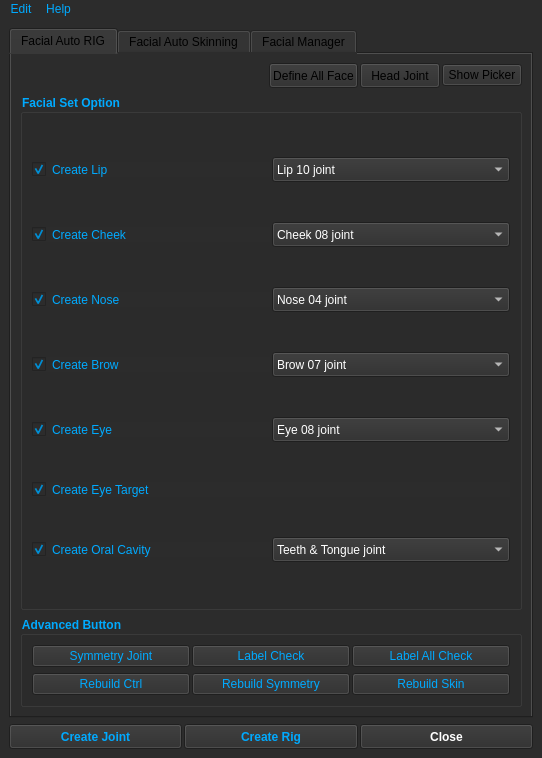
wevet/MAYA_Module, file Maya_Modules/Modules/FaceRigger/ui/Facial_Rig.ui: the form before one commit.
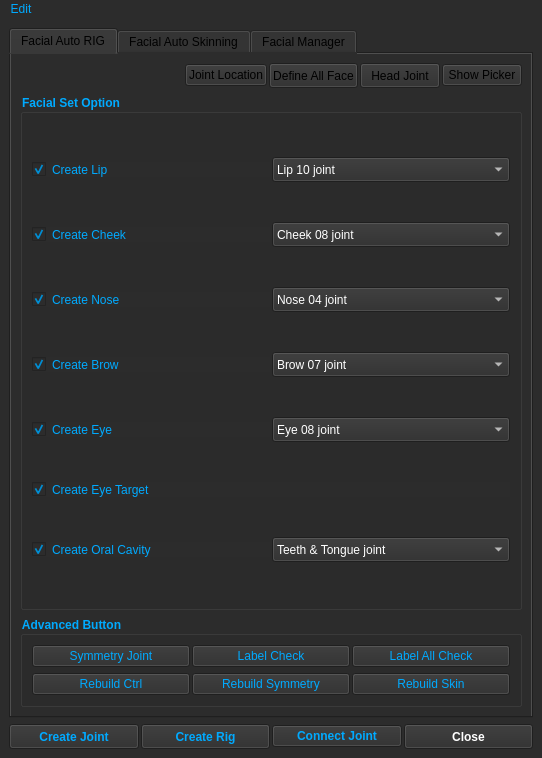
The form after the commit.

Patch:
```diff
--- a/Maya_Modules/Modules/FaceRigger/ui/Facial_Rig.ui
+++ b/Maya_Modules/Modules/FaceRigger/ui/Facial_Rig.ui
@@ -79,6 +79,13 @@
             </property>
            </spacer>
           </item>
+          <item>
+           <widget class="QPushButton" name="JointLocationBtn">
+            <property name="text">
+             <string>Joint Location</string>
+            </property>
+           </widget>
+          </item>
           <item>
            <widget class="QPushButton" name="TopolDefineBtn">
             <property name="sizePolicy">
@@ -2150,6 +2157,22 @@
         </property>
        </widget>
       </item>
+      <item>
+       <widget class="QPushButton" name="Connect_jnt_Btn">
+        <property name="font">
+         <font>
+          <weight>75</weight>
+          <bold>true</bold>
+         </font>
+        </property>
+        <property name="styleSheet">
+         <string notr="true">color: rgb(0, 170, 255);</string>
+        </property>
+        <property name="text">
+         <string>Connect Joint</string>
+        </property>
+       </widget>
+      </item>
       <item>
        <widget class="QPushButton" name="closeBtn">
         <property name="minimumSize">
@@ -2177,6 +2200,9 @@
    </layout>
   </widget>
   <widget class="QMenuBar" name="menuBar">
+   <property name="enabled">
+    <bool>true</bool>
+   </property>
    <property name="geometry">
     <rect>
      <x>0</x>
@@ -2196,14 +2222,7 @@
     <addaction name="actionLoad_Settings"/>
     <addaction name="actionReset_Settings"/>
    </widget>
-   <widget class="QMenu" name="menuHelp">
-    <property name="title">
-     <string>Help</string>
-    </property>
-    <addaction name="actionJoint_Location"/>
-   </widget>
    <addaction name="menuEdit"/>
-   <addaction name="menuHelp"/>
   </widget>
   <action name="actionSave_Settings">
    <property name="text">
```
